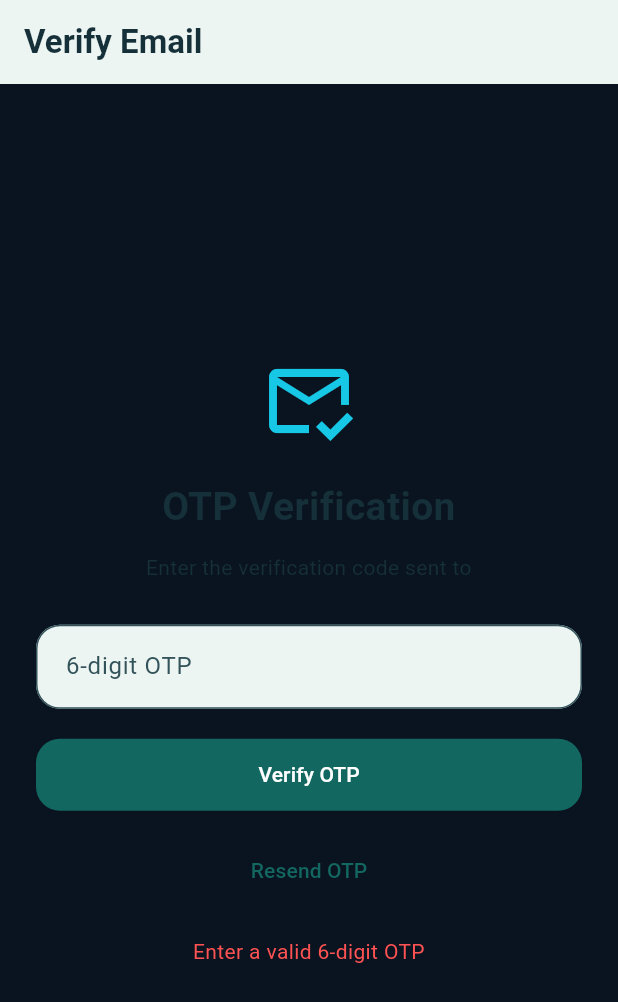
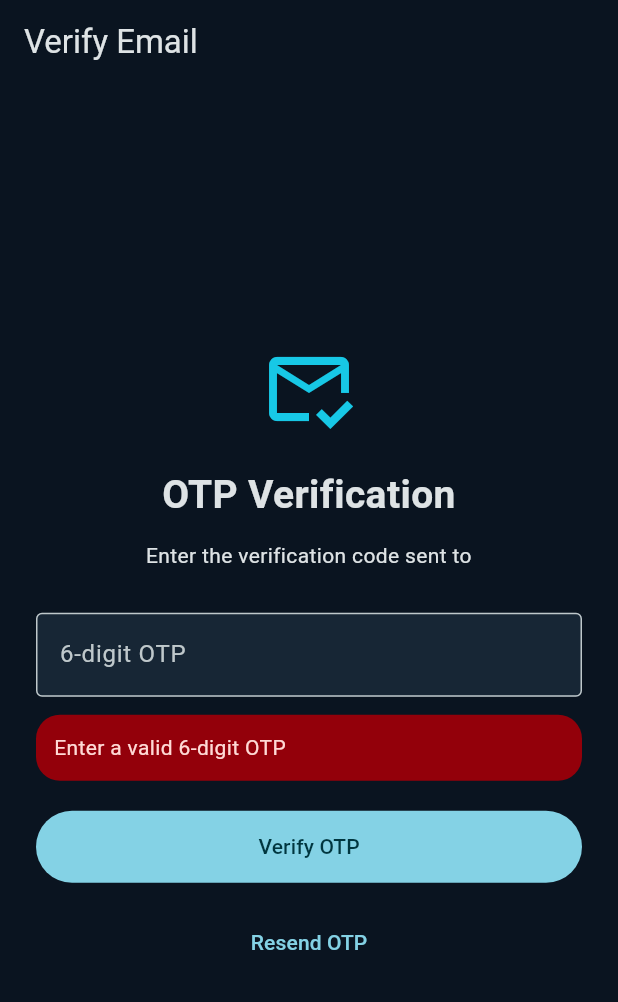
Before and after one commit to naanga7peru/Wayhunter_mobile_application_frontend_flutter, a Flutter app: the OtpVerificationScreen screen opened directly with empty values, after a tap on "Verify OTP", on a phone screen of 412 x 824 dp. Shown: the top 1002 px of the screen. Run offline on Flutter 3.47's test engine with Material 3 defaults, Android fonts, the phone set to English and light mode, and no system bars; our stand-ins replace flutter_secure_storage, geolocator, google_maps_flutter, qr_flutter; accounts and stored records are empty.

Commit message:
fix(mobile): polish auth UI and home responsiveness

```diff
--- a/lib/core/theme/wayhunter_theme.dart
+++ b/lib/core/theme/wayhunter_theme.dart
@@ -5,9 +5,8 @@ class WayhunterTheme {
   static ThemeData get light {
     final base = ThemeData(
       useMaterial3: true,
-      colorScheme: ColorScheme.fromSeed(
-        seedColor: WayhunterColors.primary,
-      ).copyWith(
+      colorScheme: ColorScheme.fromSeed(seedColor: WayhunterColors.primary)
+          .copyWith(
             primary: WayhunterColors.primary,
             surface: WayhunterColors.surface,
             onSurface: WayhunterColors.ink,
@@ -76,14 +75,18 @@ class WayhunterTheme {
       filledButtonTheme: FilledButtonThemeData(
         style: FilledButton.styleFrom(
           minimumSize: const Size(
-              WayhunterLayout.minimumTap, WayhunterLayout.minimumTap),
+            WayhunterLayout.minimumTap,
+            WayhunterLayout.minimumTap,
+          ),
           shape: controlShape,
         ),
       ),
       outlinedButtonTheme: OutlinedButtonThemeData(
         style: OutlinedButton.styleFrom(
           minimumSize: const Size(
-              WayhunterLayout.minimumTap, WayhunterLayout.minimumTap),
+            WayhunterLayout.minimumTap,
+            WayhunterLayout.minimumTap,
+          ),
           shape: controlShape,
         ),
       ),
@@ -102,6 +105,12 @@ class WayhunterTheme {
       backgroundColor: Color(0xFF0A1420),
       centerTitle: false,
     ),
+    inputDecorationTheme: const InputDecorationTheme(
+      filled: true,
+      fillColor: Color(0xFF172635),
+      border: OutlineInputBorder(),
+      errorMaxLines: 3,
+    ),
     cardTheme: const CardThemeData(
       color: Color(0xFF172635),
       margin: EdgeInsets.symmetric(vertical: 7),
--- a/lib/features/auth/presentation/auth_form.dart
+++ b/lib/features/auth/presentation/auth_form.dart
@@ -2,6 +2,7 @@ import 'package:flutter/material.dart';
 import 'package:wayhunter_mobile/core/auth/session_controller.dart';
 import 'package:wayhunter_mobile/core/network/api_client.dart';
 import 'package:wayhunter_mobile/core/storage/credential_store.dart';
+import 'package:wayhunter_mobile/core/theme/wayhunter_theme.dart';
 import 'package:wayhunter_mobile/core/theme/wayhunter_tokens.dart';
 import 'package:wayhunter_mobile/core/widgets/wayhunter_controls.dart';
 import 'package:wayhunter_mobile/core/widgets/wayhunter_page.dart';
@@ -24,6 +25,54 @@ String authErrorMessage(Object error) => switch (error) {
   _ => 'Could not complete the request. Try again.',
 };
 
+class AuthDarkScaffold extends StatelessWidget {
+  const AuthDarkScaffold({super.key, required this.title, required this.body});
+
+  final String title;
+  final Widget body;
+
+  @override
+  Widget build(BuildContext context) => Theme(
+    data: WayhunterTheme.dark,
+    child: Scaffold(
+      appBar: AppBar(title: Text(title)),
+      body: body,
+    ),
+  );
+}
+
+class AuthFeedback extends StatelessWidget {
+  const AuthFeedback(this.message, {super.key, this.isError = true});
+
+  final String message;
+  final bool isError;
+
+  @override
+  Widget build(BuildContext context) {
+    final colors = Theme.of(context).colorScheme;
+    return Semantics(
+      liveRegion: true,
+      child: DecoratedBox(
+        decoration: BoxDecoration(
+          color: isError ? colors.errorContainer : colors.secondaryContainer,
+          borderRadius: BorderRadius.circular(WayhunterLayout.controlRadius),
+        ),
+        child: Padding(
+          padding: const EdgeInsets.all(WayhunterLayout.medium),
+          child: Text(
+            message,
+            style: TextStyle(
+              color: isError
+                  ? colors.onErrorContainer
+                  : colors.onSecondaryContainer,
+            ),
+          ),
+        ),
+      ),
+    );
+  }
+}
+
 class AuthForm extends StatefulWidget {
   const AuthForm({
     super.key,
@@ -34,6 +83,7 @@ class AuthForm extends StatefulWidget {
     required this.onSuccess,
     this.actions = const [],
     this.errorMessage = authErrorMessage,
+    this.notice,
   });
 
   final String title;
@@ -43,6 +93,7 @@ class AuthForm extends StatefulWidget {
   final VoidCallback onSuccess;
   final List<Widget Function(bool enabled)> actions;
   final String Function(Object error) errorMessage;
+  final String? notice;
 
   @override
   State<AuthForm> createState() => _AuthFormState();
@@ -83,9 +134,17 @@ class _AuthFormState extends State<AuthForm> {
               crossAxisAlignment: CrossAxisAlignment.stretch,
               children: [
                 WayhunterHeader(title: widget.title),
+                if (widget.notice case final notice?) ...[
+                  const SizedBox(height: WayhunterLayout.medium),
+                  AuthFeedback(notice, isError: false),
+                ],
                 for (final field in widget.fields) ...[
                   const SizedBox(height: WayhunterLayout.medium),
                   field(!_busy),
+                ],
+                if (_error case final message?) ...[
+                  const SizedBox(height: WayhunterLayout.medium),
+                  AuthFeedback(message),
                 ],
                 const SizedBox(height: WayhunterLayout.large),
                 WayhunterButton.primary(
@@ -93,8 +152,6 @@ class _AuthFormState extends State<AuthForm> {
                   onPressed: _busy ? null : _submit,
                 ),
                 if (_busy) const WayhunterLoadingView(),
-                if (_error case final message?)
-                  Semantics(liveRegion: true, child: Text(message)),
                 for (final action in widget.actions) action(!_busy),
               ],
             ),
--- a/lib/features/auth/presentation/views/otp_verification_screen.dart
+++ b/lib/features/auth/presentation/views/otp_verification_screen.dart
@@ -214,9 +214,8 @@ class _OtpVerificationScreenState extends State<OtpVerificationScreen> {
   Widget build(BuildContext context) {
     final busy = _isVerifying || _isResending;
 
-    return Scaffold(
-      backgroundColor: const Color(0xFF0A1420),
-      appBar: AppBar(title: const Text('Verify Email')),
+    return AuthDarkScaffold(
+      title: 'Verify Email',
       body: SafeArea(
         child: Center(
           child: SingleChildScrollView(
@@ -253,10 +252,13 @@ class _OtpVerificationScreenState extends State<OtpVerificationScreen> {
                     decoration: const InputDecoration(
                       labelText: '6-digit OTP',
                       hintText: '000000',
-                      border: OutlineInputBorder(),
                       counterText: '',
                     ),
                   ),
+                  if (_message case final message?) ...[
+                    const SizedBox(height: 12),
+                    AuthFeedback(message, isError: _isError),
+                  ],
                   const SizedBox(height: 20),
                   FilledButton(
                     onPressed: busy ? null : _verifyOtp,
@@ -277,16 +279,6 @@ class _OtpVerificationScreenState extends State<OtpVerificationScreen> {
                       onPressed: busy ? null : _resendOtp,
                       child: Text(_isResending ? 'Resending...' : 'Resend OTP'),
                     ),
-                  if (_message != null) ...[
-                    const SizedBox(height: 20),
-                    Text(
-                      _message!,
-                      textAlign: TextAlign.center,
-                      style: TextStyle(
-                        color: _isError ? Colors.redAccent : Colors.greenAccent,
-                      ),
-                    ),
-                  ],
                 ],
               ),
             ),
```
Also changed, not shown: lib/features/auth/presentation/views/register_screen.dart (+23 -19 lines), lib/features/auth/presentation/views/sign_in_screen.dart (+15 -4 lines), lib/features/home/presentation/views/home_screen.dart (+5 -2 lines), 2 other files. Lines whose indentation alone changed are shown as unchanged.
